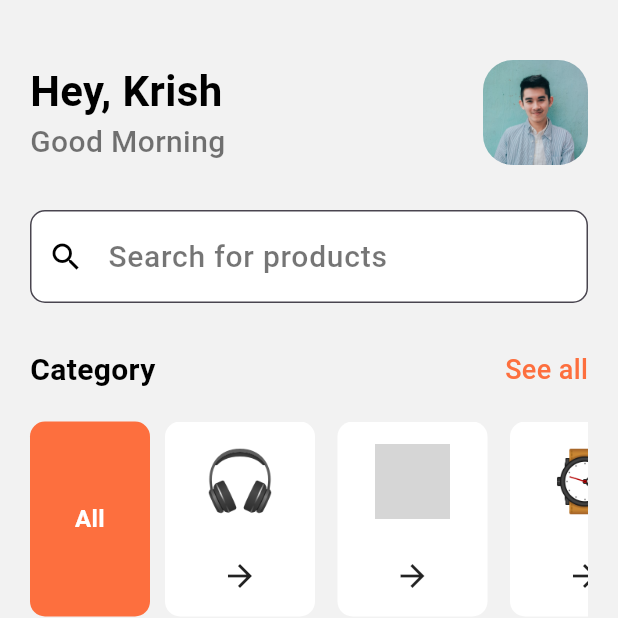
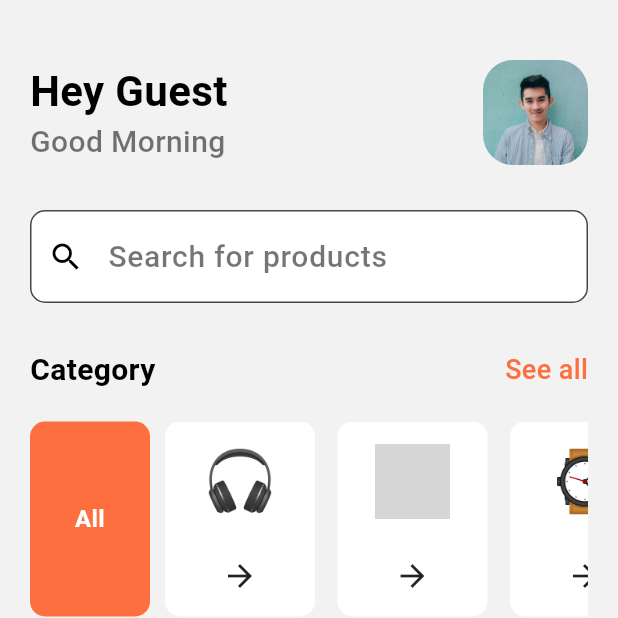
Before and after one commit to krish-solanki/eKart, a Flutter app: the screen it shows after launch, on a phone screen of 412 x 824 dp, the top half of it. Run offline on Flutter 3.47's test engine with Material 3 defaults, Android fonts, the phone set to English and light mode, and no system bars; drawn by our look-alikes of curved_navigation_bar; our stand-ins replace image_picker, supabase_flutter; missing offline and left inert: flutter_stripe; accounts and stored records are empty; grey boxes are pictures that could not be loaded.

Commit message:
fix hompage

```diff
--- a/lib/pages/home.dart
+++ b/lib/pages/home.dart
@@ -19,7 +19,28 @@ class _HomeState extends State<Home> {
     {"name": "TV", "image": "images/TV.png"},
   ];
 
+  String? name, imageUrl;
   final TextEditingController searchController = TextEditingController();
+
+  @override
+  void initState() {
+    super.initState();
+    loadUserData();
+  }
+
+  Future<void> loadUserData() async {
+    final supabase = Supabase.instance.client;
+    final user = supabase.auth.currentUser;
+    if (user != null) {
+      final metadata = user.userMetadata;
+      if (metadata != null) {
+        setState(() {
+          name = metadata['name']?.toString();
+          imageUrl = metadata['image_url']?.toString();
+        });
+      }
+    }
+  }
 
   @override
   void dispose() {
@@ -29,12 +50,10 @@ class _HomeState extends State<Home> {
 
   void handleSearch(String query) {
     if (query.isEmpty) return;
-
     Navigator.push(
       context,
       MaterialPageRoute(builder: (_) => SearchResultPage(searchQuery: query)),
     ).then((_) {
-      // Clear search when returning
       if (mounted) {
         searchController.clear();
         FocusScope.of(context).unfocus();
@@ -59,7 +78,10 @@ class _HomeState extends State<Home> {
                   Column(
                     crossAxisAlignment: CrossAxisAlignment.start,
                     children: [
-                      Text('Hey, Krish', style: AppWidget.boldTextStyle()),
+                      Text(
+                        'Hey ${name?.isNotEmpty == true ? name : 'Guest'}',
+                        style: AppWidget.boldTextStyle(),
+                      ),
                       Text(
                         'Good Morning',
                         style: AppWidget.lightTextFieldStyle(),
@@ -68,18 +90,33 @@ class _HomeState extends State<Home> {
                   ),
                   ClipRRect(
                     borderRadius: BorderRadius.circular(20.0),
-                    child: Image.asset(
-                      'images/boy.jpg',
-                      height: 70,
-                      width: 70,
-                      fit: BoxFit.cover,
-                    ),
+                    child: imageUrl != null && imageUrl!.isNotEmpty
+                        ? Image.network(
+                            imageUrl!,
+                            height: 70,
+                            width: 70,
+                            fit: BoxFit.cover,
+                            errorBuilder: (context, error, stackTrace) {
+                              return Image.asset(
+                                'images/boy.jpg',
+                                height: 70,
+                                width: 70,
+                                fit: BoxFit.cover,
+                              );
+                            },
+                          )
+                        : Image.asset(
+                            'images/boy.jpg',
+                            height: 70,
+                            width: 70,
+                            fit: BoxFit.cover,
+                          ),
                   ),
                 ],
               ),
               const SizedBox(height: 30),
 
-              // Search bar without suggestions
+              // Search bar
               TextField(
                 controller: searchController,
                 onSubmitted: handleSearch,
```
